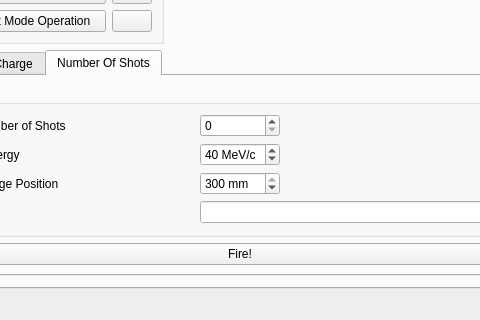
VELA-CLARA-software/Software, file Apps/laserShooter/view.ui: the form before one commit; both pictures show x 96 to 576 and y 171 to 491 of the 672 by 491 pixel window.
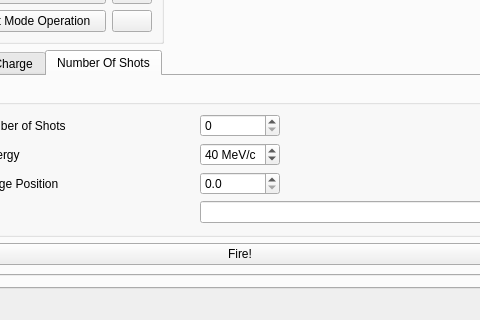
The form after the commit. The open tabs and pages were chosen to show the change. Icons and pictures are not drawn.

```diff
--- a/Apps/laserShooter/view.ui
+++ b/Apps/laserShooter/view.ui
@@ -441,28 +441,6 @@
                  </property>
                 </widget>
                </item>
-               <item row="2" column="1">
-                <widget class="QSpinBox" name="nMotorPositionSpinBox">
-                 <property name="minimumSize">
-                  <size>
-                   <width>80</width>
-                   <height>0</height>
-                  </size>
-                 </property>
-                 <property name="suffix">
-                  <string> mm</string>
-                 </property>
-                 <property name="maximum">
-                  <number>300</number>
-                 </property>
-                 <property name="singleStep">
-                  <number>10</number>
-                 </property>
-                 <property name="value">
-                  <number>300</number>
-                 </property>
-                </widget>
-               </item>
                <item row="2" column="0">
                 <widget class="QLabel" name="label_8">
                  <property name="text">
@@ -509,6 +487,25 @@
                  </property>
                 </widget>
                </item>
+               <item row="2" column="1">
+                <widget class="QDoubleSpinBox" name="nMotorPositionSpinBox">
+                 <property name="minimumSize">
+                  <size>
+                   <width>80</width>
+                   <height>0</height>
+                  </size>
+                 </property>
+                 <property name="decimals">
+                  <number>1</number>
+                 </property>
+                 <property name="maximum">
+                  <double>300.000000000000000</double>
+                 </property>
+                 <property name="singleStep">
+                  <double>10.000000000000000</double>
+                 </property>
+                </widget>
+               </item>
               </layout>
              </widget>
             </item>
```
Left out of the diff: 2 changed lines with no effect on the pictures.
